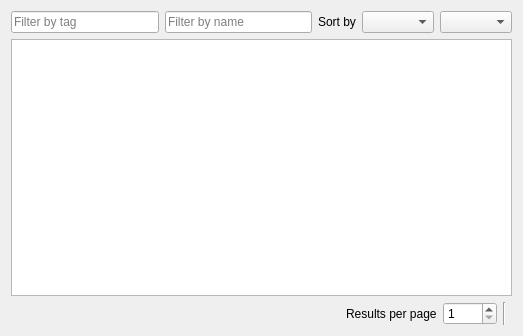
Qt form src/app/gui/filelist.ui (plooorp/qTaggle) before a commit.
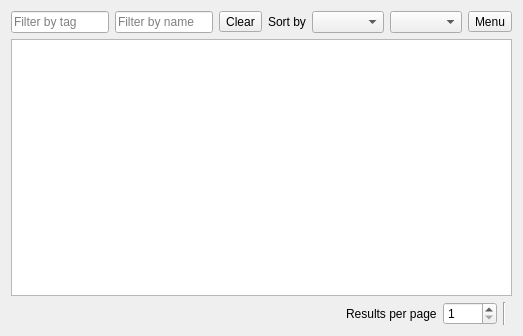
The same form after that commit. Icons and pictures are not drawn. Custom widgets are drawn as their Qt base class.

The edit to the form file:
```diff
--- a/src/app/gui/filelist.ui
+++ b/src/app/gui/filelist.ui
@@ -43,6 +43,16 @@
         </property>
        </widget>
       </item>
+      <item>
+       <widget class="QToolButton" name="clearQuery">
+        <property name="text">
+         <string>Clear</string>
+        </property>
+        <property name="icon">
+         <iconset theme="QIcon::ThemeIcon::EditClear"/>
+        </property>
+       </widget>
+      </item>
       <item>
        <widget class="QLabel" name="label_2">
         <property name="text">
@@ -56,6 +66,19 @@
       <item>
        <widget class="QComboBox" name="sortOrder"/>
       </item>
+      <item>
+       <widget class="QToolButton" name="menuButton">
+        <property name="text">
+         <string>Menu</string>
+        </property>
+        <property name="popupMode">
+         <enum>QToolButton::ToolButtonPopupMode::InstantPopup</enum>
+        </property>
+        <property name="arrowType">
+         <enum>Qt::ArrowType::NoArrow</enum>
+        </property>
+       </widget>
+      </item>
      </layout>
     </widget>
    </item>
```
Left out of the diff: 30 changed lines with no effect on the pictures.
